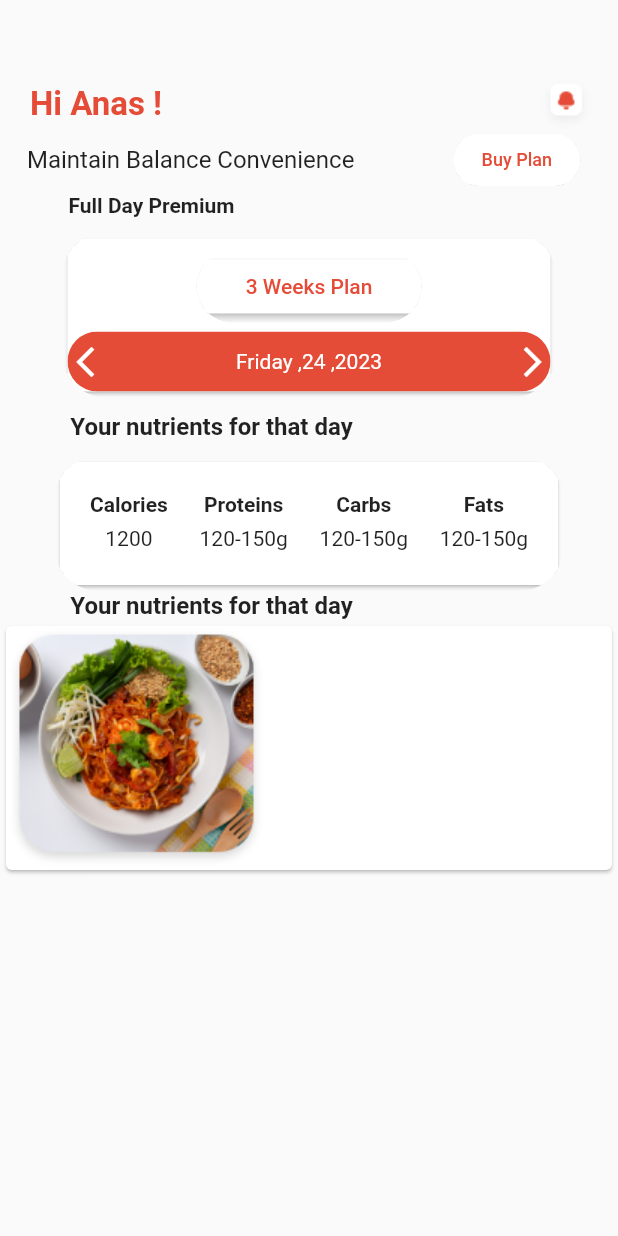
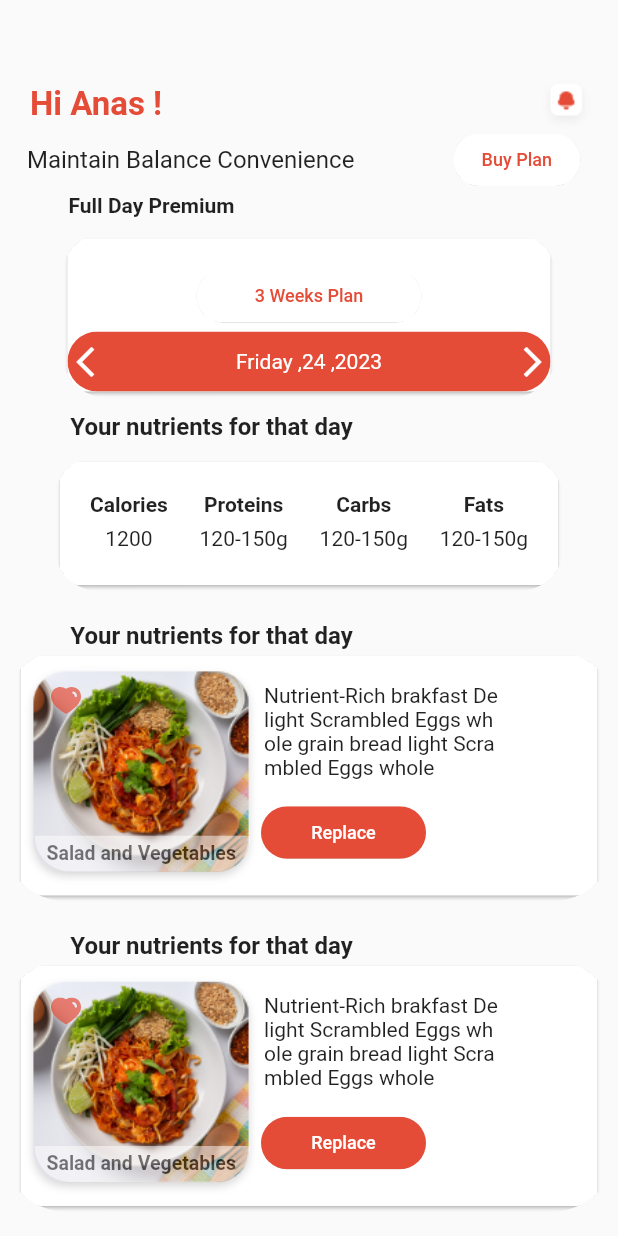
Before and after one commit to MirzaIbtisam/FoodApp, a Flutter app: the screen it shows after launch, on a phone screen of 412 x 824 dp. Run offline on Flutter 3.47's test engine with Material 2 defaults, Android fonts, the phone set to English and light mode, and no system bars; our stand-ins replace country_picker, flutter_svg, get, responsive_framework, smooth_page_indicator.

Commit message:
maintainbalacescreen

```diff
--- a/lib/View/MaintainBalance/maintainbalance.dart
+++ b/lib/View/MaintainBalance/maintainbalance.dart
@@ -1,4 +1,3 @@
-
 import 'package:flutter/material.dart';
 import 'package:flutter_svg/flutter_svg.dart';
 
@@ -95,12 +94,13 @@ class _MaintainBalanceState extends State<MaintainBalance> {
                 child: Column(
                   children: [
                     SizedBox(
-                      height: 8,
+                      height: 21,
                     ),
-                    ClipRRect(
+                    SizedBox(
+                      height: 35,
+                      width: 150,
+                      child: ClipRRect(
                         borderRadius: BorderRadius.circular(30),
-                      child: SizedBox(
-                        width: 150,
                         child: ElevatedButton(
                           onPressed: () {
                             // Add your button's action here
@@ -115,6 +115,7 @@ class _MaintainBalanceState extends State<MaintainBalance> {
                             style: TextStyle(
                               color:
                                   Color.fromRGBO(229, 76, 56, 1), // Text color
+                              fontSize: 12,
                             ),
                           ),
                         ),
@@ -238,28 +239,127 @@ class _MaintainBalanceState extends State<MaintainBalance> {
           ),
           Expanded(
             child: ListView.builder(
-                itemCount: 1,
+                itemCount: 2,
                 itemBuilder: (context, index) {
                   return Column(
                     children: [
                       Padding(
-                        padding: const EdgeInsets.only(right: 130),
+                        padding: const EdgeInsets.fromLTRB(0,20,130,0,),
                         child: Text(
                           'Your nutrients for that day',
                           style: TextStyle(
                               fontSize: 16, fontWeight: FontWeight.bold),
                         ),
                       ),
-                      Card(
+                      ClipRRect(
+                        borderRadius: BorderRadius.circular(45),
+                        child: Padding(
+                          padding: const EdgeInsets.fromLTRB(10, 0, 10, 0),
+                          child: Card(
                             child: Row(
                               children: [
                                 Stack(
                                   children: [
                                     Image.asset(
-                                    'assets/shrimp-pad-thai-white-background.png'),
+                                      'assets/shrimp-pad-thai-white-background.png',
+                                      height: 160,
+                                      width: 160,
+                                    ),
+                                    Padding(
+                                      padding: const EdgeInsets.fromLTRB(
+                                          9, 120, 0, 0),
+                                      child: Opacity(
+                                        child: ClipRRect(
+                                          borderRadius: BorderRadius.only(
+                                            bottomLeft: Radius.circular(
+                                                30.0), // Radius for the bottom-left corner
+                                            bottomRight: Radius.circular(
+                                                30.0), // Radius for the bottom-right corner
+                                          ),
+                                          child: Container(
+                                            child: Padding(
+                                              padding:
+                                                  const EdgeInsets.fromLTRB(
+                                                      8, 4, 0, 0),
+                                              child: Text(
+                                                'Salad and Vegetables',
+                                                style: TextStyle(
+                                                    color: Colors.black,
+                                                    fontWeight: FontWeight.bold,
+                                                    fontSize: 13),
+                                              ),
+                                            ),
+                                            color: Colors.white,
+                                            height: 24,
+                                            width: 144,
+                                          ),
+                                        ),
+                                        opacity: 0.5,
+                                      ),
+                                    ),
+                                    Padding(
+                                      padding: const EdgeInsets.fromLTRB(
+                                        20,
+                                        20,
+                                        0,
+                                        0,
+                                      ),
+                                      child: SvgPicture.asset(
+                                        'assets/heart.svg',
+                                        height: 20,
+                                        width: 20,
+                                      ),
+                                    ),
+                                  ],
+                                ),
+                                Column(
+                                  children: [
+                                    Text(
+                                      'Nutrient-Rich brakfast De\nlight Scrambled Eggs wh\nole grain bread light Scra\nmbled Eggs whole',
+                                      textAlign: TextAlign.justify,
+                                    ),
+                                    SizedBox(
+                                      height: 18,
+                                    ),
+                                    Padding(
+                                      padding: const EdgeInsets.fromLTRB(
+                                          0, 0, 50, 0),
+                                      child: SizedBox(
+                                        height: 35,
+                                        width: 110,
+                                        child: ClipRRect(
+                                          borderRadius:
+                                              BorderRadius.circular(30),
+                                          child: ElevatedButton(
+                                            onPressed: () {
+                                              // Add your button's action here
+                                            },
+                                            style: ElevatedButton.styleFrom(
+                                              primary: Color.fromRGBO(229, 76,
+                                                  56, 1), // Background color
+                                              onPrimary: Color.fromRGBO(
+                                                  229, 76, 56, 1), // Text color
+                                            ),
+                                            child: Text(
+                                              'Replace',
+                                              style: TextStyle(
+                                                color:
+                                                    Colors.white, // Text color
+                                                fontSize: 12,
+                                              ),
+                                            ),
+                                          ),
+                                        ),
+                                      ),
+                                    ),
+                                    SizedBox(
+                                      height: 6,
+                                    ),
                                   ],
                                 ),
                               ],
+                            ),
+                          ),
                         ),
                       ),
                     ],
--- a/lib/main.dart
+++ b/lib/main.dart
@@ -1,6 +1,7 @@
 import 'package:flutter/material.dart';
 import 'package:food_app_getx/View/MainScreen/mainscreen.dart';
 import 'package:food_app_getx/View/MaintainBalance/maintainbalance.dart';
+import 'package:food_app_getx/View/MaintainBalanceSecondScreen/MaintainBalanceSecondScreen.dart';
 import 'package:food_app_getx/View/Stariting%20Screens/first_page.dart';
 import 'package:food_app_getx/View/YourGoal/yourgoal.dart';
 import 'package:get/get.dart';
```
Lines whose indentation alone changed are shown as unchanged.
